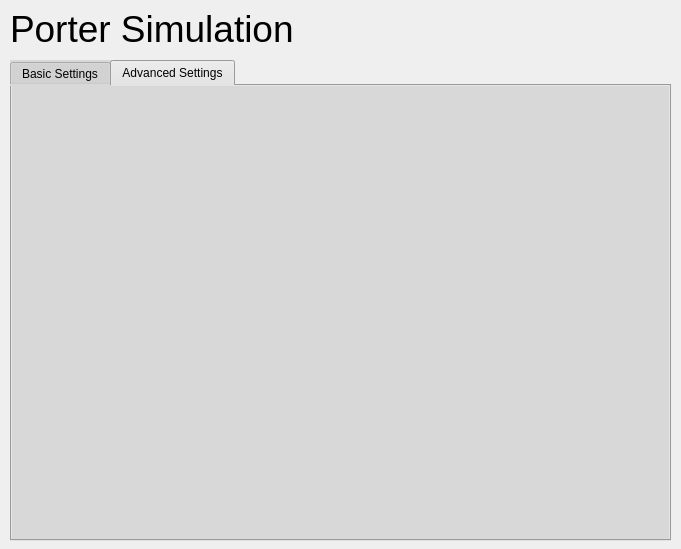
The window that GUI/pyqt GUI/mockup.ui (vkondrav/Porter-Simulation) describes before a commit, drawn with Qt 5.
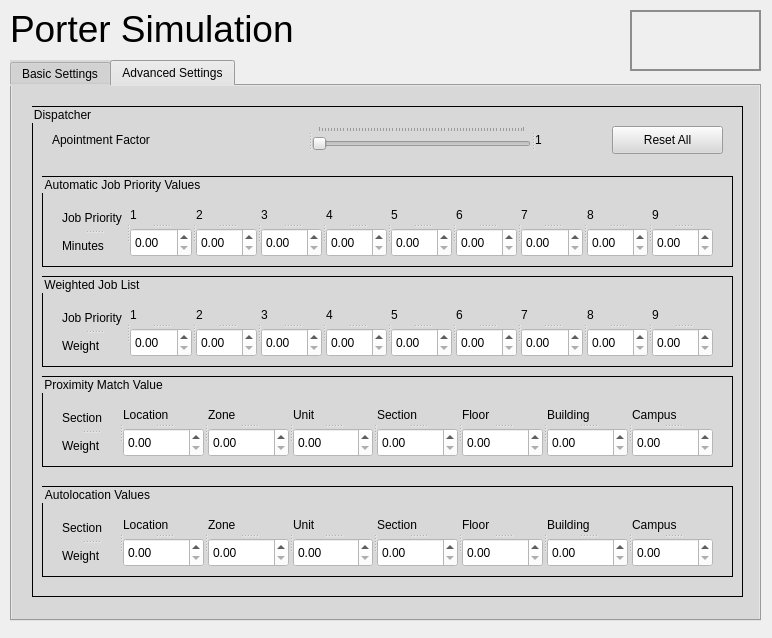
The same window after the commit. The open tabs and pages were chosen to show the change. Icons and pictures are not drawn.

Commit message: advanced UI upgrade

```diff
--- a/GUI/pyqt GUI/mockup.ui
+++ b/GUI/pyqt GUI/mockup.ui
@@ -6,8 +6,8 @@
    <rect>
     <x>0</x>
     <y>0</y>
-    <width>681</width>
-    <height>549</height>
+    <width>772</width>
+    <height>638</height>
    </rect>
   </property>
   <property name="windowTitle">
@@ -36,8 +36,8 @@
     <rect>
      <x>10</x>
      <y>60</y>
-     <width>661</width>
-     <height>481</height>
+     <width>751</width>
+     <height>561</height>
     </rect>
    </property>
    <property name="autoFillBackground">
@@ -485,38 +485,700 @@
       </property>
      </widget>
     </widget>
-    <widget class="QLabel" name="hhs">
+   </widget>
+   <widget class="QWidget" name="tab_2">
+    <attribute name="title">
+     <string>Advanced Settings</string>
+    </attribute>
+    <widget class="QGroupBox" name="groupBox_4">
      <property name="geometry">
       <rect>
-       <x>420</x>
-       <y>10</y>
-       <width>221</width>
-       <height>141</height>
+       <x>20</x>
+       <y>20</y>
+       <width>711</width>
+       <height>491</height>
       </rect>
      </property>
      <property name="styleSheet">
-      <string notr="true">background-color: rgba(255, 255, 255, 0);
+      <string notr="true">QGroupBox{
+	border-color: rgb(0, 0, 0);
+	border-width : 1.2px;
+	border-style: inset;
+}
+
+QSpinBox,QDateEdit,QComboBox,QDoubleSpinBox
+{
+	background-color: rgb(255, 255, 255);
+}</string>
+     </property>
+     <property name="title">
+      <string>Dispatcher</string>
+     </property>
+     <widget class="QGroupBox" name="groupBox_5">
+      <property name="geometry">
+       <rect>
+        <x>10</x>
+        <y>70</y>
+        <width>691</width>
+        <height>91</height>
+       </rect>
+      </property>
+      <property name="title">
+       <string>Automatic Job Priority Values</string>
+      </property>
+      <widget class="QSplitter" name="splitter_23">
+       <property name="geometry">
+        <rect>
+         <x>20</x>
+         <y>30</y>
+         <width>651</width>
+         <height>51</height>
+        </rect>
+       </property>
+       <property name="orientation">
+        <enum>Qt::Horizontal</enum>
+       </property>
+       <widget class="QSplitter" name="splitter_22">
+        <property name="orientation">
+         <enum>Qt::Vertical</enum>
+        </property>
+        <widget class="QLabel" name="label_19">
+         <property name="text">
+          <string>Job Priority</string>
+         </property>
+        </widget>
+        <widget class="QLabel" name="label_20">
+         <property name="text">
+          <string>Minutes</string>
+         </property>
+        </widget>
+       </widget>
+       <widget class="QSplitter" name="splitter_13">
+        <property name="orientation">
+         <enum>Qt::Vertical</enum>
+        </property>
+        <widget class="QLabel" name="label_21">
+         <property name="text">
+          <string>1</string>
+         </property>
+        </widget>
+        <widget class="QDoubleSpinBox" name="ajb1"/>
+       </widget>
+       <widget class="QSplitter" name="splitter_14">
+        <property name="orientation">
+         <enum>Qt::Vertical</enum>
+        </property>
+        <widget class="QLabel" name="label_22">
+         <property name="text">
+          <string>2</string>
+         </property>
+        </widget>
+        <widget class="QDoubleSpinBox" name="ajb2"/>
+       </widget>
+       <widget class="QSplitter" name="splitter_15">
+        <property name="orientation">
+         <enum>Qt::Vertical</enum>
+        </property>
+        <widget class="QLabel" name="label_23">
+         <property name="text">
+          <string>3</string>
+         </property>
+        </widget>
+        <widget class="QDoubleSpinBox" name="ajb3"/>
+       </widget>
+       <widget class="QSplitter" name="splitter_16">
+        <property name="orientation">
+         <enum>Qt::Vertical</enum>
+        </property>
+        <widget class="QLabel" name="label_24">
+         <property name="text">
+          <string>4</string>
+         </property>
+        </widget>
+        <widget class="QDoubleSpinBox" name="ajb4"/>
+       </widget>
+       <widget class="QSplitter" name="splitter_17">
+        <property name="orientation">
+         <enum>Qt::Vertical</enum>
+        </property>
+        <widget class="QLabel" name="label_25">
+         <property name="text">
+          <string>5</string>
+         </property>
+        </widget>
+        <widget class="QDoubleSpinBox" name="ajb5"/>
+       </widget>
+       <widget class="QSplitter" name="splitter_18">
+        <property name="orientation">
+         <enum>Qt::Vertical</enum>
+        </property>
+        <widget class="QLabel" name="label_26">
+         <property name="text">
+          <string>6</string>
+         </property>
+        </widget>
+        <widget class="QDoubleSpinBox" name="ajb6"/>
+       </widget>
+       <widget class="QSplitter" name="splitter_19">
+        <property name="orientation">
+         <enum>Qt::Vertical</enum>
+        </property>
+        <widget class="QLabel" name="label_27">
+         <property name="text">
+          <string>7</string>
+         </property>
+        </widget>
+        <widget class="QDoubleSpinBox" name="ajb7"/>
+       </widget>
+       <widget class="QSplitter" name="splitter_20">
+        <property name="orientation">
+         <enum>Qt::Vertical</enum>
+        </property>
+        <widget class="QLabel" name="label_28">
+         <property name="text">
+          <string>8</string>
+         </property>
+        </widget>
+        <widget class="QDoubleSpinBox" name="ajb8"/>
+       </widget>
+       <widget class="QSplitter" name="splitter_21">
+        <property name="orientation">
+         <enum>Qt::Vertical</enum>
+        </property>
+        <widget class="QLabel" name="label_29">
+         <property name="text">
+          <string>9</string>
+         </property>
+        </widget>
+        <widget class="QDoubleSpinBox" name="ajb9"/>
+       </widget>
+      </widget>
+     </widget>
+     <widget class="QGroupBox" name="groupBox_7">
+      <property name="geometry">
+       <rect>
+        <x>10</x>
+        <y>270</y>
+        <width>691</width>
+        <height>91</height>
+       </rect>
+      </property>
+      <property name="title">
+       <string>Proximity Match Value</string>
+      </property>
+      <widget class="QSplitter" name="splitter_45">
+       <property name="geometry">
+        <rect>
+         <x>555</x>
+         <y>30</y>
+         <width>16</width>
+         <height>16</height>
+        </rect>
+       </property>
+       <property name="orientation">
+        <enum>Qt::Vertical</enum>
+       </property>
+      </widget>
+      <widget class="QSplitter" name="splitter_46">
+       <property name="geometry">
+        <rect>
+         <x>561</x>
+         <y>30</y>
+         <width>16</width>
+         <height>16</height>
+        </rect>
+       </property>
+       <property name="orientation">
+        <enum>Qt::Vertical</enum>
+       </property>
+      </widget>
+      <widget class="QSplitter" name="splitter_36">
+       <property name="geometry">
+        <rect>
+         <x>20</x>
+         <y>30</y>
+         <width>651</width>
+         <height>51</height>
+        </rect>
+       </property>
+       <property name="orientation">
+        <enum>Qt::Horizontal</enum>
+       </property>
+       <widget class="QSplitter" name="splitter_37">
+        <property name="orientation">
+         <enum>Qt::Vertical</enum>
+        </property>
+        <widget class="QLabel" name="label_41">
+         <property name="text">
+          <string>Section</string>
+         </property>
+        </widget>
+        <widget class="QLabel" name="label_42">
+         <property name="text">
+          <string>Weight</string>
+         </property>
+        </widget>
+       </widget>
+       <widget class="QSplitter" name="splitter_38">
+        <property name="orientation">
+         <enum>Qt::Vertical</enum>
+        </property>
+        <widget class="QLabel" name="label_43">
+         <property name="text">
+          <string>Location</string>
+         </property>
+        </widget>
+        <widget class="QDoubleSpinBox" name="pmv1"/>
+       </widget>
+       <widget class="QSplitter" name="splitter_39">
+        <property name="orientation">
+         <enum>Qt::Vertical</enum>
+        </property>
+        <widget class="QLabel" name="label_44">
+         <property name="text">
+          <string>Zone</string>
+         </property>
+        </widget>
+        <widget class="QDoubleSpinBox" name="pmv2"/>
+       </widget>
+       <widget class="QSplitter" name="splitter_40">
+        <property name="orientation">
+         <enum>Qt::Vertical</enum>
+        </property>
+        <widget class="QLabel" name="label_45">
+         <property name="text">
+          <string>Unit</string>
+         </property>
+        </widget>
+        <widget class="QDoubleSpinBox" name="pmv3"/>
+       </widget>
+       <widget class="QSplitter" name="splitter_41">
+        <property name="orientation">
+         <enum>Qt::Vertical</enum>
+        </property>
+        <widget class="QLabel" name="label_46">
+         <property name="text">
+          <string>Section</string>
+         </property>
+        </widget>
+        <widget class="QDoubleSpinBox" name="pmv4"/>
+       </widget>
+       <widget class="QSplitter" name="splitter_42">
+        <property name="orientation">
+         <enum>Qt::Vertical</enum>
+        </property>
+        <widget class="QLabel" name="label_47">
+         <property name="text">
+          <string>Floor</string>
+         </property>
+        </widget>
+        <widget class="QDoubleSpinBox" name="pmv5"/>
+       </widget>
+       <widget class="QSplitter" name="splitter_43">
+        <property name="orientation">
+         <enum>Qt::Vertical</enum>
+        </property>
+        <widget class="QLabel" name="label_48">
+         <property name="text">
+          <string>Building</string>
+         </property>
+        </widget>
+        <widget class="QDoubleSpinBox" name="pmv6"/>
+       </widget>
+       <widget class="QSplitter" name="splitter_44">
+        <property name="orientation">
+         <enum>Qt::Vertical</enum>
+        </property>
+        <widget class="QLabel" name="label_49">
+         <property name="text">
+          <string>Campus</string>
+         </property>
+        </widget>
+        <widget class="QDoubleSpinBox" name="pmv7"/>
+       </widget>
+      </widget>
+     </widget>
+     <widget class="QGroupBox" name="groupBox_8">
+      <property name="geometry">
+       <rect>
+        <x>10</x>
+        <y>380</y>
+        <width>691</width>
+        <height>91</height>
+       </rect>
+      </property>
+      <property name="title">
+       <string>Autolocation Values</string>
+      </property>
+      <widget class="QSplitter" name="splitter_56">
+       <property name="geometry">
+        <rect>
+         <x>555</x>
+         <y>30</y>
+         <width>16</width>
+         <height>16</height>
+        </rect>
+       </property>
+       <property name="orientation">
+        <enum>Qt::Vertical</enum>
+       </property>
+      </widget>
+      <widget class="QSplitter" name="splitter_57">
+       <property name="geometry">
+        <rect>
+         <x>561</x>
+         <y>30</y>
+         <width>16</width>
+         <height>16</height>
+        </rect>
+       </property>
+       <property name="orientation">
+        <enum>Qt::Vertical</enum>
+       </property>
+      </widget>
+      <widget class="QSplitter" name="splitter_47">
+       <property name="geometry">
+        <rect>
+         <x>20</x>
+         <y>30</y>
+         <width>651</width>
+         <height>51</height>
+        </rect>
+       </property>
+       <property name="orientation">
+        <enum>Qt::Horizontal</enum>
+       </property>
+       <widget class="QSplitter" name="splitter_48">
+        <property name="orientation">
+         <enum>Qt::Vertical</enum>
+        </property>
+        <widget class="QLabel" name="label_50">
+         <property name="text">
+          <string>Section</string>
+         </property>
+        </widget>
+        <widget class="QLabel" name="label_51">
+         <property name="text">
+          <string>Weight</string>
+         </property>
+        </widget>
+       </widget>
+       <widget class="QSplitter" name="splitter_49">
+        <property name="orientation">
+         <enum>Qt::Vertical</enum>
+        </property>
+        <widget class="QLabel" name="label_52">
+         <property name="text">
+          <string>Location</string>
+         </property>
+        </widget>
+        <widget class="QDoubleSpinBox" name="av1"/>
+       </widget>
+       <widget class="QSplitter" name="splitter_50">
+        <property name="orientation">
+         <enum>Qt::Vertical</enum>
+        </property>
+        <widget class="QLabel" name="label_53">
+         <property name="text">
+          <string>Zone</string>
+         </property>
+        </widget>
+        <widget class="QDoubleSpinBox" name="av2"/>
+       </widget>
+       <widget class="QSplitter" name="splitter_51">
+        <property name="orientation">
+         <enum>Qt::Vertical</enum>
+        </property>
+        <widget class="QLabel" name="label_54">
+         <property name="text">
+          <string>Unit</string>
+         </property>
+        </widget>
+        <widget class="QDoubleSpinBox" name="av3"/>
+       </widget>
+       <widget class="QSplitter" name="splitter_52">
+        <property name="orientation">
+         <enum>Qt::Vertical</enum>
+        </property>
+        <widget class="QLabel" name="label_55">
+         <property name="text">
+          <string>Section</string>
+         </property>
+        </widget>
+        <widget class="QDoubleSpinBox" name="av4"/>
+       </widget>
+       <widget class="QSplitter" name="splitter_53">
+        <property name="orientation">
+         <enum>Qt::Vertical</enum>
+        </property>
+        <widget class="QLabel" name="label_56">
+         <property name="text">
+          <string>Floor</string>
+         </property>
+        </widget>
+        <widget class="QDoubleSpinBox" name="av5"/>
+       </widget>
+       <widget class="QSplitter" name="splitter_54">
+        <property name="orientation">
+         <enum>Qt::Vertical</enum>
+        </property>
+        <widget class="QLabel" name="label_57">
+         <property name="text">
+          <string>Building</string>
+         </property>
+        </widget>
+        <widget class="QDoubleSpinBox" name="av6"/>
+       </widget>
+       <widget class="QSplitter" name="splitter_55">
+        <property name="orientation">
+         <enum>Qt::Vertical</enum>
+        </property>
+        <widget class="QLabel" name="label_58">
+         <property name="text">
+          <string>Campus</string>
+         </property>
+        </widget>
+        <widget class="QDoubleSpinBox" name="av7"/>
+       </widget>
+      </widget>
+     </widget>
+     <widget class="QGroupBox" name="groupBox_6">
+      <property name="geometry">
+       <rect>
+        <x>10</x>
+        <y>170</y>
+        <width>691</width>
+        <height>91</height>
+       </rect>
+      </property>
+      <property name="title">
+       <string>Weighted Job List</string>
+      </property>
+      <widget class="QSplitter" name="splitter_25">
+       <property name="geometry">
+        <rect>
+         <x>20</x>
+         <y>30</y>
+         <width>651</width>
+         <height>51</height>
+        </rect>
+       </property>
+       <property name="orientation">
+        <enum>Qt::Horizontal</enum>
+       </property>
+       <widget class="QSplitter" name="splitter_26">
+        <property name="orientation">
+         <enum>Qt::Vertical</enum>
+        </property>
+        <widget class="QLabel" name="label_30">
+         <property name="text">
+          <string>Job Priority</string>
+         </property>
+        </widget>
+        <widget class="QLabel" name="label_31">
+         <property name="text">
+          <string>Weight</string>
+         </property>
+        </widget>
+       </widget>
+       <widget class="QSplitter" name="splitter_27">
+        <property name="orientation">
+         <enum>Qt::Vertical</enum>
+        </property>
+        <widget class="QLabel" name="label_32">
+         <property name="text">
+          <string>1</string>
+         </property>
+        </widget>
+        <widget class="QDoubleSpinBox" name="wjl1"/>
+       </widget>
+       <widget class="QSplitter" name="splitter_28">
+        <property name="orientation">
+         <enum>Qt::Vertical</enum>
+        </property>
+        <widget class="QLabel" name="label_33">
+         <property name="text">
+          <string>2</string>
+         </property>
+        </widget>
+        <widget class="QDoubleSpinBox" name="wjl2"/>
+       </widget>
+       <widget class="QSplitter" name="splitter_29">
+        <property name="orientation">
+         <enum>Qt::Vertical</enum>
+        </property>
+        <widget class="QLabel" name="label_34">
+         <property name="text">
+          <string>3</string>
+         </property>
+        </widget>
+        <widget class="QDoubleSpinBox" name="wjl3"/>
+       </widget>
+       <widget class="QSplitter" name="splitter_30">
+        <property name="orientation">
+         <enum>Qt::Vertical</enum>
+        </property>
+        <widget class="QLabel" name="label_35">
+         <property name="text">
+          <string>4</string>
+         </property>
+        </widget>
+        <widget class="QDoubleSpinBox" name="wjl4"/>
+       </widget>
+       <widget class="QSplitter" name="splitter_31">
+        <property name="orientation">
+         <enum>Qt::Vertical</enum>
+        </property>
+        <widget class="QLabel" name="label_36">
+         <property name="text">
+          <string>5</string>
+         </property>
+        </widget>
+        <widget class="QDoubleSpinBox" name="wjl5"/>
+       </widget>
+       <widget class="QSplitter" name="splitter_32">
+        <property name="orientation">
+         <enum>Qt::Vertical</enum>
+        </property>
+        <widget class="QLabel" name="label_37">
+         <property name="text">
+          <string>6</string>
+         </property>
+        </widget>
+        <widget class="QDoubleSpinBox" name="wjl6"/>
+       </widget>
+       <widget class="QSplitter" name="splitter_33">
+        <property name="orientation">
+         <enum>Qt::Vertical</enum>
+        </property>
+        <widget class="QLabel" name="label_38">
+         <property name="text">
+          <string>7</string>
+         </property>
+        </widget>
+        <widget class="QDoubleSpinBox" name="wjl7"/>
+       </widget>
+       <widget class="QSplitter" name="splitter_34">
+        <property name="orientation">
+         <enum>Qt::Vertical</enum>
+        </property>
+        <widget class="QLabel" name="label_39">
+         <property name="text">
+          <string>8</string>
+         </property>
+        </widget>
+        <widget class="QDoubleSpinBox" name="wjl8"/>
+       </widget>
+       <widget class="QSplitter" name="splitter_35">
+        <property name="orientation">
+         <enum>Qt::Vertical</enum>
+        </property>
+        <widget class="QLabel" name="label_40">
+         <property name="text">
+          <string>9</string>
+         </property>
+        </widget>
+        <widget class="QDoubleSpinBox" name="wjl9"/>
+       </widget>
+      </widget>
+     </widget>
+     <widget class="QPushButton" name="resetAllDispatch">
+      <property name="geometry">
+       <rect>
+        <x>580</x>
+        <y>20</y>
+        <width>111</width>
+        <height>28</height>
+       </rect>
+      </property>
+      <property name="text">
+       <string>Reset All</string>
+      </property>
+     </widget>
+     <widget class="QSplitter" name="splitter_24">
+      <property name="geometry">
+       <rect>
+        <x>20</x>
+        <y>20</y>
+        <width>501</width>
+        <height>27</height>
+       </rect>
+      </property>
+      <property name="orientation">
+       <enum>Qt::Horizontal</enum>
+      </property>
+      <widget class="QLabel" name="label_13">
+       <property name="text">
+        <string>Apointment Factor</string>
+       </property>
+      </widget>
+      <widget class="QSlider" name="appFactor">
+       <property name="minimum">
+        <number>100</number>
+       </property>
+       <property name="maximum">
+        <number>300</number>
+       </property>
+       <property name="singleStep">
+        <number>3</number>
+       </property>
+       <property name="orientation">
+        <enum>Qt::Horizontal</enum>
+       </property>
+       <property name="tickPosition">
+        <enum>QSlider::TicksAbove</enum>
+       </property>
+       <property name="tickInterval">
+        <number>3</number>
+       </property>
+      </widget>
+      <widget class="QLabel" name="appFactorValue">
+       <property name="text">
+        <string>1</string>
+       </property>
+      </widget>
+     </widget>
+     <zorder>appFactor</zorder>
+     <zorder>label_13</zorder>
+     <zorder>appFactorValue</zorder>
+     <zorder>splitter_14</zorder>
+     <zorder>splitter_14</zorder>
+     <zorder>splitter_14</zorder>
+     <zorder>groupBox_5</zorder>
+     <zorder>groupBox_7</zorder>
+     <zorder>groupBox_8</zorder>
+     <zorder>groupBox_6</zorder>
+     <zorder>resetAllDispatch</zorder>
+    </widget>
+    <zorder>groupBox_4</zorder>
+    <zorder>splitter_47</zorder>
+   </widget>
+  </widget>
+  <widget class="QLabel" name="hhs">
+   <property name="geometry">
+    <rect>
+     <x>630</x>
+     <y>10</y>
+     <width>131</width>
+     <height>61</height>
+    </rect>
+   </property>
+   <property name="styleSheet">
+    <string notr="true">background-color: rgba(255, 255, 255, 0);
 border: solid;
 border-width: 2px;
 border-color: rgb(141, 141, 141);
 </string>
-     </property>
-     <property name="text">
-      <string/>
-     </property>
-     <property name="pixmap">
-      <pixmap>hhs.png</pixmap>
-     </property>
-     <property name="scaledContents">
-      <bool>true</bool>
-     </property>
-    </widget>
-   </widget>
-   <widget class="QWidget" name="tab_2">
-    <attribute name="title">
-     <string>Advanced Settings</string>
-    </attribute>
-   </widget>
+   </property>
+   <property name="text">
+    <string/>
+   </property>
+   <property name="pixmap">
+    <pixmap>hhs.png</pixmap>
+   </property>
+   <property name="scaledContents">
+    <bool>true</bool>
+   </property>
   </widget>
   <zorder>tabWidget</zorder>
   <zorder>label</zorder>
```
Left out of the diff: 13 changed lines with no effect on the pictures. The commit also changes 2 other files.
